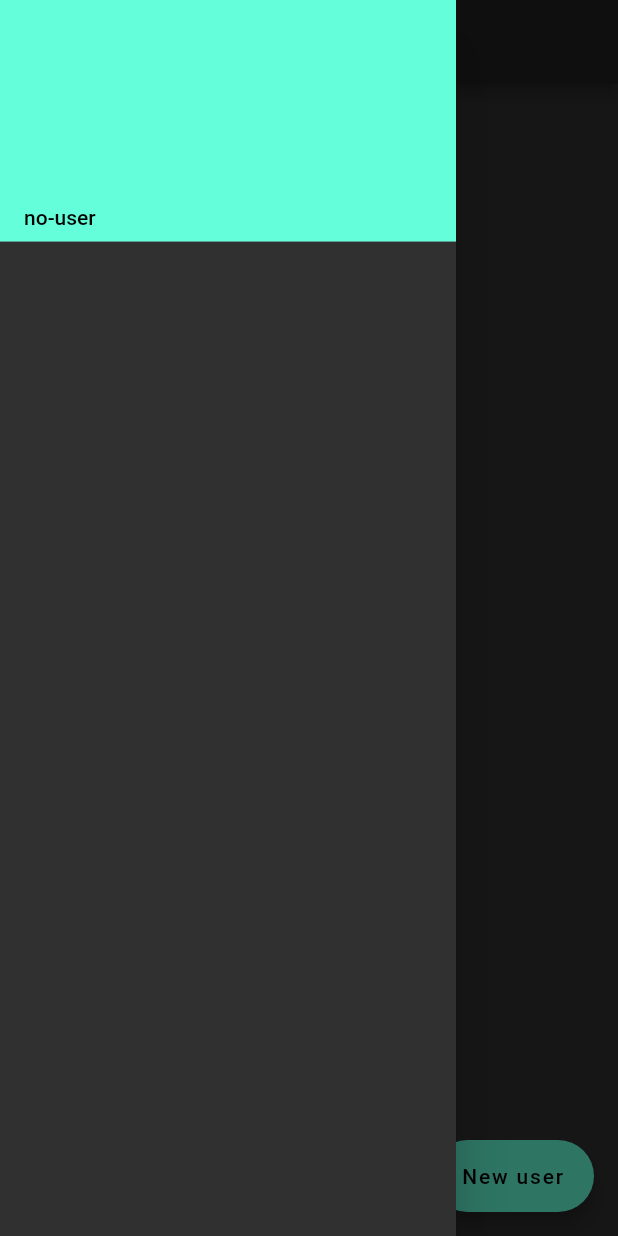
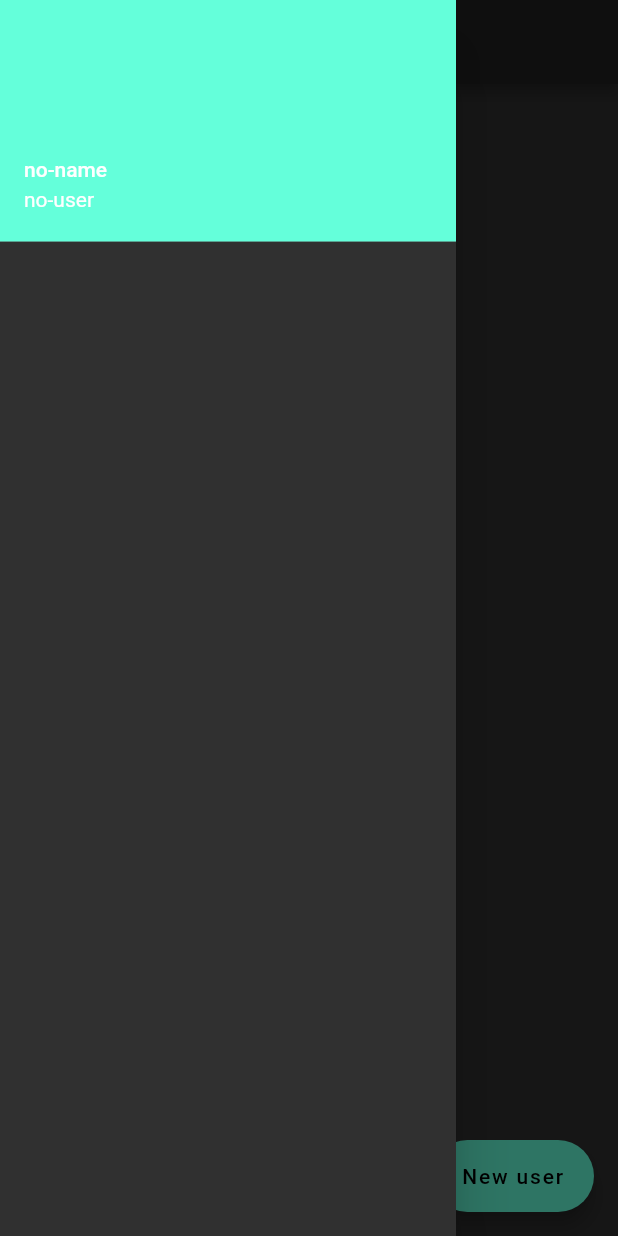
Before and after one commit to marcossevilla/flutter_six_paths_state, a Flutter app: the HomeView screen opened directly, with the side drawer open, on a phone screen of 412 x 824 dp. Run offline on Flutter 3.47's test engine with Material 2 defaults, Android fonts, the phone set to English and light mode, and no system bars; our stand-ins replace bloc, equatable, flutter_bloc, flutter_mobx, flutter_redux, get and 2 more; accounts and stored records are empty; generated files the repository leaves out were written again.

Commit message:
refactor(basic_sample): migrate DrawerHeader to UserAccountsDrawerHeader

```diff
--- a/lib/basic_sample/app.dart
+++ b/lib/basic_sample/app.dart
@@ -67,19 +67,11 @@ class ProfileDrawer extends StatelessWidget {
         child: ListView(
           padding: EdgeInsets.zero,
           children: [
-            DrawerHeader(
+            UserAccountsDrawerHeader(
+              accountName: Text(currentUser?.name ?? 'no-name'),
+              accountEmail: Text(currentUser?.email ?? 'no-user'),
               decoration: BoxDecoration(
                 color: Theme.of(context).colorScheme.secondary,
-              ),
-              child: Column(
-                mainAxisAlignment: MainAxisAlignment.end,
-                crossAxisAlignment: CrossAxisAlignment.start,
-                children: [
-                  Text(
-                    currentUser?.email ?? 'no-user',
-                    style: const TextStyle(color: Colors.black),
-                  ),
-                ],
               ),
             ),
             if (users.isNotEmpty)
```
